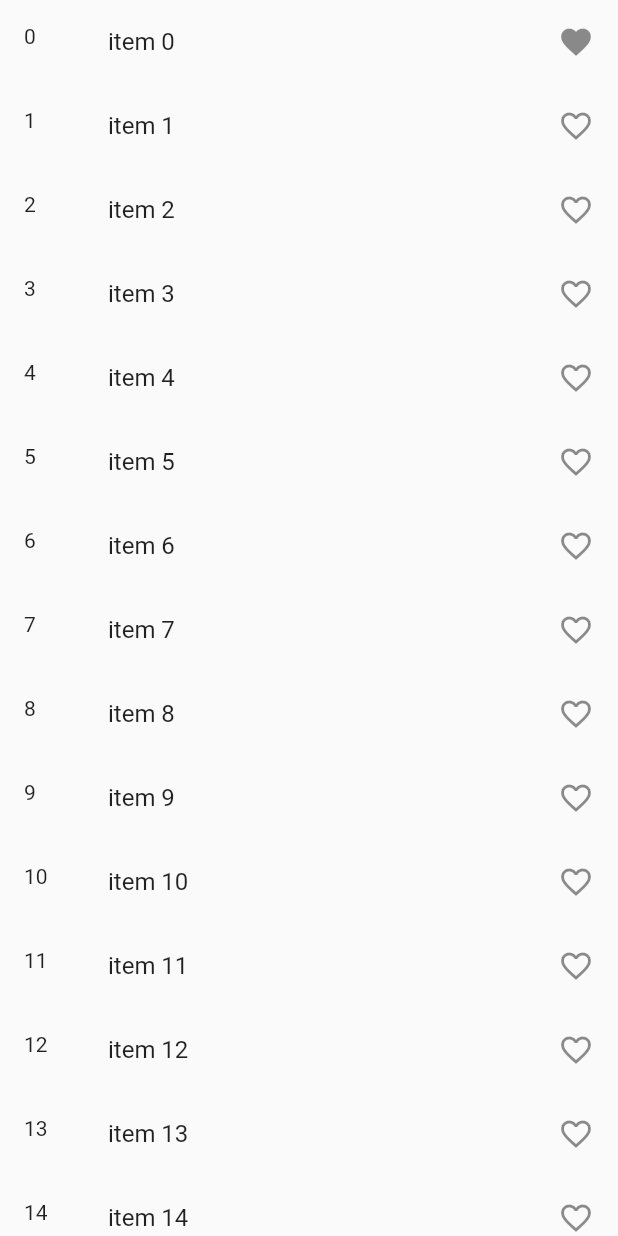
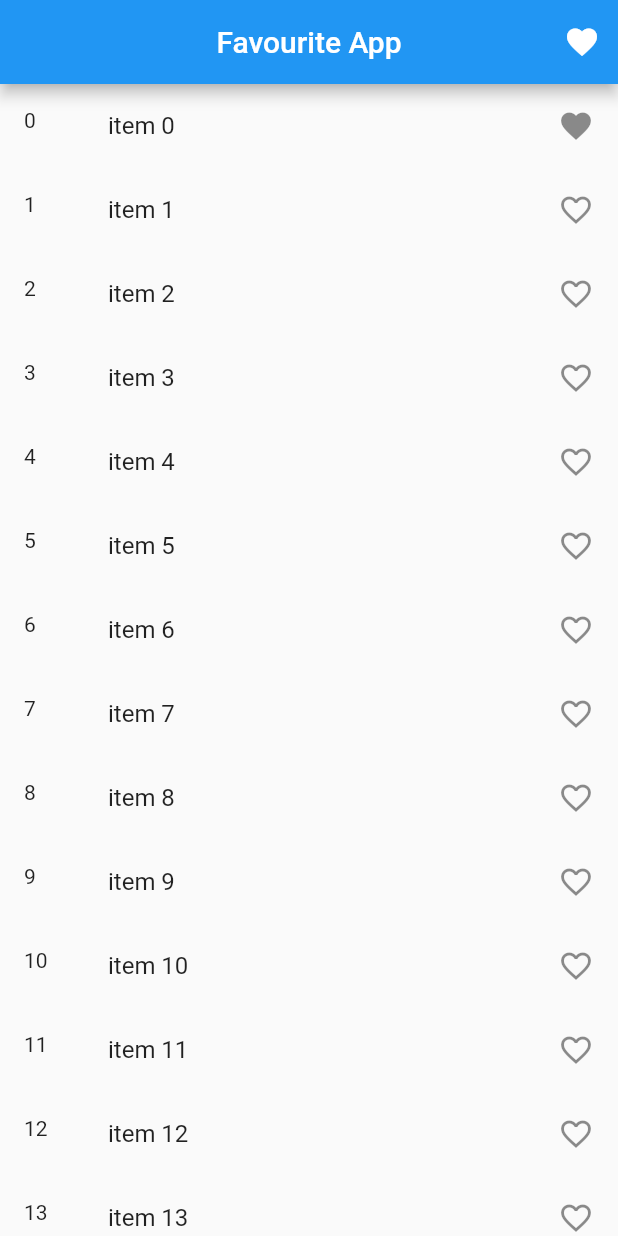
Before and after one commit to Milyas1997/Provider, a Flutter app: the ListTileScreeen screen opened directly, after a tap on an icon or button, on a phone screen of 412 x 824 dp. Run offline on Flutter 3.47's test engine with Material 2 defaults, Android fonts, the phone set to English and light mode, and no system bars.

Commit message:
'favourite app completed'

```diff
--- a/lib/main.dart
+++ b/lib/main.dart
@@ -2,10 +2,8 @@ import 'package:flutter/material.dart';
 import 'package:provider/provider.dart';
 import 'package:provintro/provider/favourite_provider.dart';
 import 'package:provintro/provider/slider_provider.dart';
-import 'package:provintro/screen/exampletwo_screen.dart';
 import 'provider/counter_provider.dart';
-import 'screen/counter_screen.dart';
-import 'screen/listtile_example.dart';
+import 'screen/favourite_screen/listtile_example.dart';
 
 void main() {
   runApp(const MyApp());
@@ -26,7 +24,7 @@ class MyApp extends StatelessWidget {
         ChangeNotifierProvider(create: (_) => FavourateProvder()),
       ],
       child: const MaterialApp(
-        home: CounterScreen(),
+        home: ListTileScreeen(),
       ),
     );
   }
--- a/lib/screen/listtile_example.dart
+++ b/lib/screen/favourite_screen/favourite_list.dart
@@ -2,22 +2,22 @@ import 'package:flutter/material.dart';
 import 'package:provider/provider.dart';
 import 'package:provintro/provider/favourite_provider.dart';
 
-class ListTileScreeen extends StatefulWidget {
-  const ListTileScreeen({super.key});
+class FavouriteListScreen extends StatefulWidget {
+  const FavouriteListScreen({super.key});
 
   @override
-  State<ListTileScreeen> createState() => _ListTileScreeenState();
+  State<FavouriteListScreen> createState() => _FavouriteListScreenState();
 }
 
-class _ListTileScreeenState extends State<ListTileScreeen> {
+class _FavouriteListScreenState extends State<FavouriteListScreen> {
   @override
   Widget build(BuildContext context) {
-    final favourite = Provider.of<FavourateProvder>(context);
+    final favProvider = Provider.of<FavourateProvder>(context);
 
     return Scaffold(
       body: SafeArea(
         child: ListView.builder(
-            itemCount: 100,
+            itemCount: favProvider.indexListItem.length,
             itemBuilder: (contex, index) {
               return Consumer<FavourateProvder>(
                   builder: (context, value, child) {
--- /dev/null
+++ b/lib/screen/favourite_screen/listtile_example.dart
@@ -0,0 +1,60 @@
+import 'package:flutter/material.dart';
+import 'package:provider/provider.dart';
+import 'package:provintro/provider/favourite_provider.dart';
+
+import 'favourite_list.dart';
+
+class ListTileScreeen extends StatefulWidget {
+  const ListTileScreeen({super.key});
+
+  @override
+  State<ListTileScreeen> createState() => _ListTileScreeenState();
+}
+
+class _ListTileScreeenState extends State<ListTileScreeen> {
+  @override
+  Widget build(BuildContext context) {
+    return Scaffold(
+      appBar: AppBar(
+        title: const Text('Favourite App'),
+        centerTitle: true,
+        actions: [
+          IconButton(
+              onPressed: () {
+                Navigator.push(
+                  context,
+                  MaterialPageRoute(
+                      builder: (context) => const FavouriteListScreen()),
+                );
+              },
+              icon: const Icon(Icons.favorite))
+        ],
+      ),
+      body: SafeArea(
+        child: ListView.builder(
+            itemCount: 100,
+            itemBuilder: (contex, index) {
+              return Consumer<FavourateProvder>(
+                  builder: (context, value, child) {
+                return ListTile(
+                  onTap: () {
+                    if (value.indexListItem.contains(index)) {
+                      value.removeValueFromList(index);
+                    } else {
+                      value.addValueToList(index);
+                    }
+                  },
+                  leading: Text(
+                    index.toString(),
+                  ),
+                  title: Text('item $index'),
+                  trailing: Icon(value.indexListItem.contains(index)
+                      ? Icons.favorite
+                      : Icons.favorite_border_outlined),
+                );
+              });
+            }),
+      ),
+    );
+  }
+}
```
